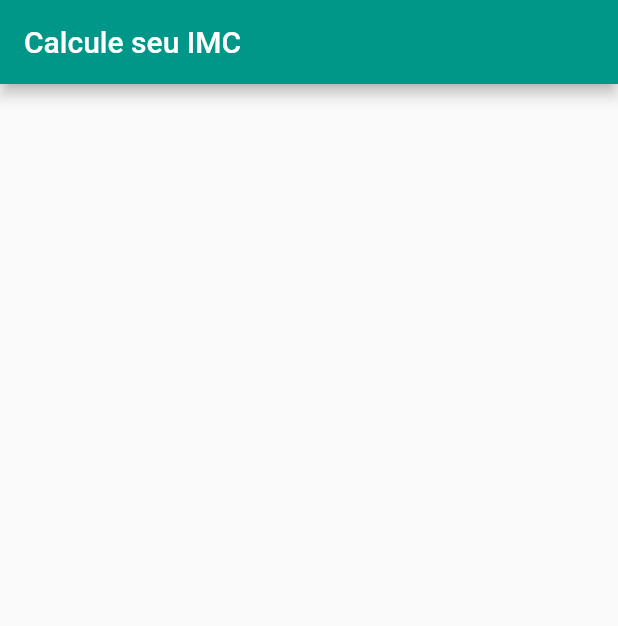
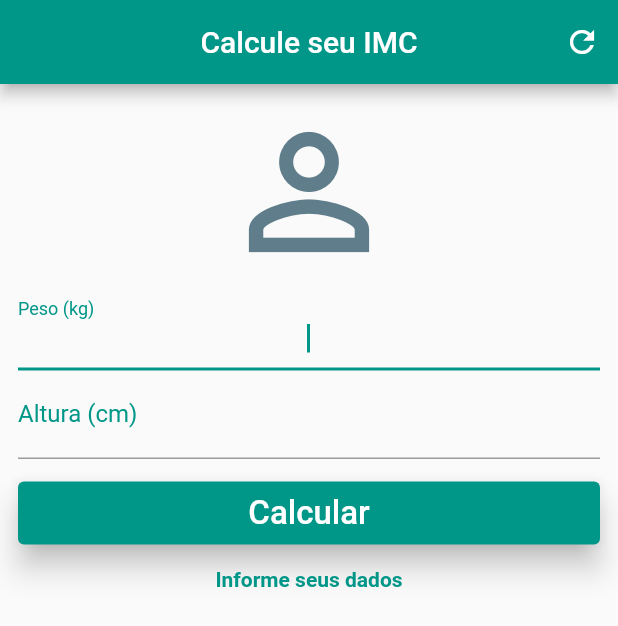
Before and after one commit to aphenrique/imc_calculator, a Flutter app: the screen it shows after launch, on a phone screen of 412 x 824 dp. Shown: the top 626 px of the screen. Run offline on Flutter 3.47's test engine with Material 2 defaults, Android fonts, the phone set to English and light mode, and no system bars.

Commit message:
Finish app

```diff
--- a/lib/src/view/imc_calculator.dart
+++ b/lib/src/view/imc_calculator.dart
@@ -1,3 +1,4 @@
+import 'package:flutter/cupertino.dart';
 import 'package:flutter/material.dart';
 
 class ImcCalculatorPage extends StatefulWidget {
@@ -8,13 +9,150 @@ class ImcCalculatorPage extends StatefulWidget {
 }
 
 class _ImcCalculatorPageState extends State<ImcCalculatorPage> {
+  //
+  TextEditingController _weightController = TextEditingController();
+  TextEditingController _heightController = TextEditingController();
+
+  GlobalKey<FormState> _formKey = GlobalKey<FormState>();
+
+  FocusNode _focusNode = FocusNode();
+
+  String _imcInfo = 'Informe seus dados';
+
+  void _resetTextFields() {
+    _heightController.text = '';
+    _weightController.text = '';
+    _focusNode.requestFocus();
+
+    setState(() {
+      _imcInfo = 'Informe seus dados';
+      _formKey = GlobalKey<FormState>();
+    });
+  }
+
+  void _calculate() {
+    setState(() {
+      double _weight = double.parse(_weightController.text);
+      double _height = double.parse(_heightController.text) / 100;
+      double _result = _weight / (_height * _height);
+
+      if (_result < 18.5) {
+        _imcInfo = 'Abaixo do peso (${_result.toStringAsFixed(2)})';
+      } else if (_result >= 18.5 && _result < 24.9) {
+        _imcInfo = 'Peso ideal (${_result.toStringAsFixed(2)})';
+      } else if (_result >= 24.9 && _result < 29.9) {
+        _imcInfo = 'Sobrepeso (${_result.toStringAsFixed(2)})';
+      } else if (_result >= 29.9) {
+        _imcInfo = 'Obeso (${_result.toStringAsFixed(2)})';
+      }
+    });
+  }
+
+  @override
+  void dispose() {
+    super.dispose();
+    _heightController.dispose();
+    _weightController.dispose();
+    _focusNode.dispose();
+  }
+
   @override
   Widget build(BuildContext context) {
     return Scaffold(
       appBar: AppBar(
         title: Text('Calcule seu IMC'),
+        centerTitle: true,
+        actions: [
+          IconButton(
+            onPressed: _resetTextFields,
+            icon: Icon(
+              Icons.refresh,
+            ),
+          )
+        ],
       ),
-      body: Container(),
+      body: SingleChildScrollView(
+        padding: EdgeInsets.all(12),
+        child: Form(
+          key: _formKey,
+          child: Column(
+            mainAxisAlignment: MainAxisAlignment.center,
+            crossAxisAlignment: CrossAxisAlignment.stretch,
+            children: [
+              Icon(
+                Icons.person_outline,
+                size: 120,
+                color: Colors.blueGrey,
+              ),
+              TextFormField(
+                controller: _weightController,
+                autofocus: true,
+                focusNode: _focusNode,
+                validator: (value) {
+                  if (value == null || value.isEmpty) {
+                    return 'Insira o peso!';
+                  }
+                  return null;
+                },
+                decoration: InputDecoration(
+                  labelText: 'Peso (kg)',
+                  labelStyle: TextStyle(color: Theme.of(context).primaryColor),
+                  hintStyle: TextStyle(color: Theme.of(context).primaryColor),
+                  suffixStyle: TextStyle(color: Theme.of(context).primaryColor),
+                ),
+                keyboardType: TextInputType.number,
+                textAlign: TextAlign.center,
+              ),
+              TextFormField(
+                controller: _heightController,
+                validator: (String? value) {
+                  if (value == null || value.isEmpty) {
+                    return 'Insira a altura!';
+                  }
+                  return null;
+                },
+                decoration: InputDecoration(
+                  labelText: 'Altura (cm)',
+                  labelStyle: TextStyle(color: Theme.of(context).primaryColor),
+                  hintStyle: TextStyle(color: Theme.of(context).primaryColor),
+                  suffixStyle: TextStyle(color: Theme.of(context).primaryColor),
+                ),
+                keyboardType: TextInputType.number,
+                textAlign: TextAlign.center,
+              ),
+              Padding(
+                padding: const EdgeInsets.only(top: 12),
+                child: ElevatedButton(
+                  style: ButtonStyle(
+                    padding: MaterialStateProperty.all(EdgeInsets.all(8)),
+                    elevation: MaterialStateProperty.all(8.0),
+                  ),
+                  onPressed: () {
+                    if (_formKey.currentState!.validate()) {
+                      _calculate();
+                    }
+                  },
+                  child: Text(
+                    'Calcular',
+                    style: TextStyle(fontSize: 22),
+                  ),
+                ),
+              ),
+              Padding(
+                padding: const EdgeInsets.all(12.0),
+                child: Text(
+                  _imcInfo,
+                  textAlign: TextAlign.center,
+                  style: TextStyle(
+                    color: Theme.of(context).primaryColor,
+                    fontWeight: FontWeight.bold,
+                  ),
+                ),
+              )
+            ],
+          ),
+        ),
+      ),
     );
   }
 }
```
